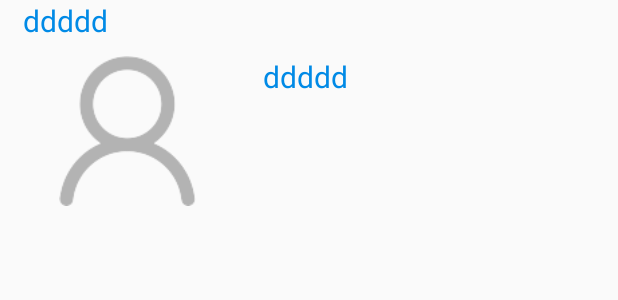
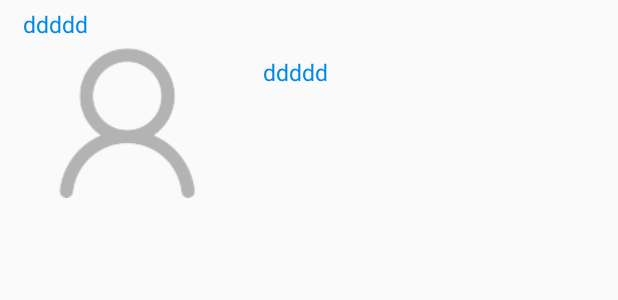
Before and after one commit to dawei1980/ChinaOilProject, an Android app: the layout item_safe.xml on its own in the app's theme, with its tools: preview values and no code run, on a phone screen of 412 x 824 dp. Shown: the top 300 px of the screen. Run offline under Robolectric (Android 15) with nearby library versions, the phone set to English and light mode, and no system bars.

```diff
--- a/app/src/main/java/com/china/oil/fragment/SafeFragment.java
+++ b/app/src/main/java/com/china/oil/fragment/SafeFragment.java
@@ -36,7 +36,7 @@ public class SafeFragment extends Fragment {
     List<SafeVideo> mList;
 
     @BindView(R.id.banner)
-    private Banner mBanner;
+    Banner mBanner;
 
     private SafeAdapter safeAdapter;
     private Intent intent;
@@ -61,8 +61,8 @@ public class SafeFragment extends Fragment {
         String VIDEO_URL = "https://storage.googleapis.com/exoplayer-test-media-1/mkv/android-screens-lavf-56.36.100-aac-avc-main-1280x720.mkv";
 
         mList = new ArrayList<>();
-        mList.add(new SafeVideo("三大电商Q1财报的 “黑与白”：物流配送扛大旗，亏损缺钱是硬伤","据Q1财报显示，阿里巴巴疫情中净利润同比下滑88%，京东净利润同比下滑99%，拼多多亏损幅度扩大了不只一倍。作为国内电商行业三大巨头，在利润方面，和纯实体零售业并无二致。不同的是，他们依然保持着极强的优势和韧性，1-3月份，社会零售总额同比下降19%，但阿里和京东的营收还保持在同比20%以上的增幅，拼多多更是同比增长超过40%。",VIDEO_URL,""));
-        mList.add(new SafeVideo("网易官宣京东沉默，中概股回归加速","截至3月底，拼多多的年度活跃买家达到6.28亿，阿里中国零售市场的年度活跃消费者冲至7.26亿。不足1亿的差距，让外界认为阿里遇到了拼多多的强大挑战。当然，用户的争夺确实给阿里造成了压力，但是从一季度这个特殊时期的财报来看，阿里的整体优势依然明显。",VIDEO_URL,""));
+        mList.add(new SafeVideo("三大电商Q1财报的","据Q1财报显示，阿里巴巴疫情中净利润同比下滑88%",VIDEO_URL,"https://timgsa.baidu.com/timg?image&quality=80&size=b9999_10000&sec=1505746504&di=930c4d677a02328a142d6fa85ed14580&imgtype=jpg&er=1&src=http%3A%2F%2Fattimg.dospy.com%2Fimg%2Fday_090113%2F20090113_6ac58b42bea94f0b318e1B6BZb5lPZl5.jpg"));
+        mList.add(new SafeVideo("网易官宣京东沉默","截至3月底，拼多多的年度活跃买家达到6.28亿",VIDEO_URL,"https://timgsa.baidu.com/timg?image&quality=80&size=b9999_10000&sec=1505151956771&di=0eb6f306991d24b67a13ceb336f80102&imgtype=0&src=http%3A%2F%2Fi0.hdslb.com%2Fbfs%2Farchive%2F00613def3f1beb7a35ae136341be2b589bc46a2d.jpg_320x200.jpg"));
 
         safeAdapter = new SafeAdapter(getActivity(),mList);
         safe_lv.setAdapter(safeAdapter );
--- a/app/src/main/res/layout/item_safe.xml
+++ b/app/src/main/res/layout/item_safe.xml
@@ -1,5 +1,6 @@
 <?xml version="1.0" encoding="utf-8"?>
 <LinearLayout xmlns:android="http://schemas.android.com/apk/res/android"
+    xmlns:tools="http://schemas.android.com/tools"
     android:layout_width="match_parent"
     android:layout_height="wrap_content"
     android:orientation="vertical">
@@ -8,32 +9,36 @@
         android:id="@+id/safe_title_tv"
         android:layout_width="match_parent"
         android:layout_height="wrap_content"
-        android:textSize="@dimen/dp_20"
+        android:textSize="@dimen/dp_15"
         android:textColor="@color/blue_text"
         android:layout_marginLeft="@dimen/dp_15"
         android:layout_marginRight="@dimen/dp_10"
-        android:text="ddddd"/>
+        android:text="ddddd"
+        android:layout_marginTop="@dimen/dp_5"/>
 
     <LinearLayout
         android:layout_width="match_parent"
         android:layout_height="wrap_content"
         android:orientation="horizontal"
-        android:layout_marginTop="@dimen/dp_10">
+        android:layout_marginTop="@dimen/dp_5">
         <ImageView
             android:id="@+id/safe_iv"
             android:layout_width="@dimen/dp_150"
             android:layout_height="100dp"
             android:src="@mipmap/mine"
-            android:layout_marginLeft="@dimen/dp_10"/>
+            android:layout_marginLeft="@dimen/dp_10"
+            tools:ignore="RtlHardcoded" />
 
         <TextView
             android:id="@+id/safe_tv"
             android:layout_width="match_parent"
             android:layout_height="wrap_content"
-            android:textSize="@dimen/dp_20"
+            android:textSize="@dimen/dp_15"
             android:textColor="@color/blue_text"
+            android:layout_marginTop="@dimen/dp_5"
             android:layout_marginLeft="@dimen/dp_15"
             android:layout_marginRight="@dimen/dp_10"
-            android:text="ddddd"/>
+            android:text="ddddd"
+            tools:ignore="HardcodedText,RtlHardcoded,SpUsage" />
     </LinearLayout>
 </LinearLayout>
```
Also changed, not shown: app/src/main/res/layout/frag_safe.xml (+3 -4 lines).
